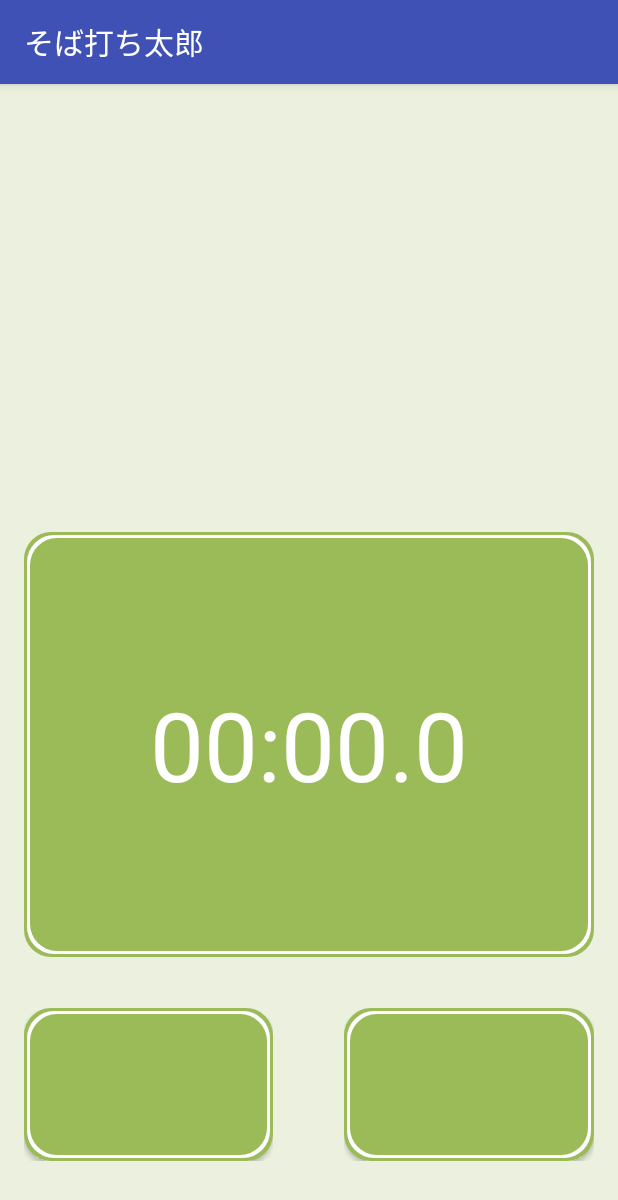
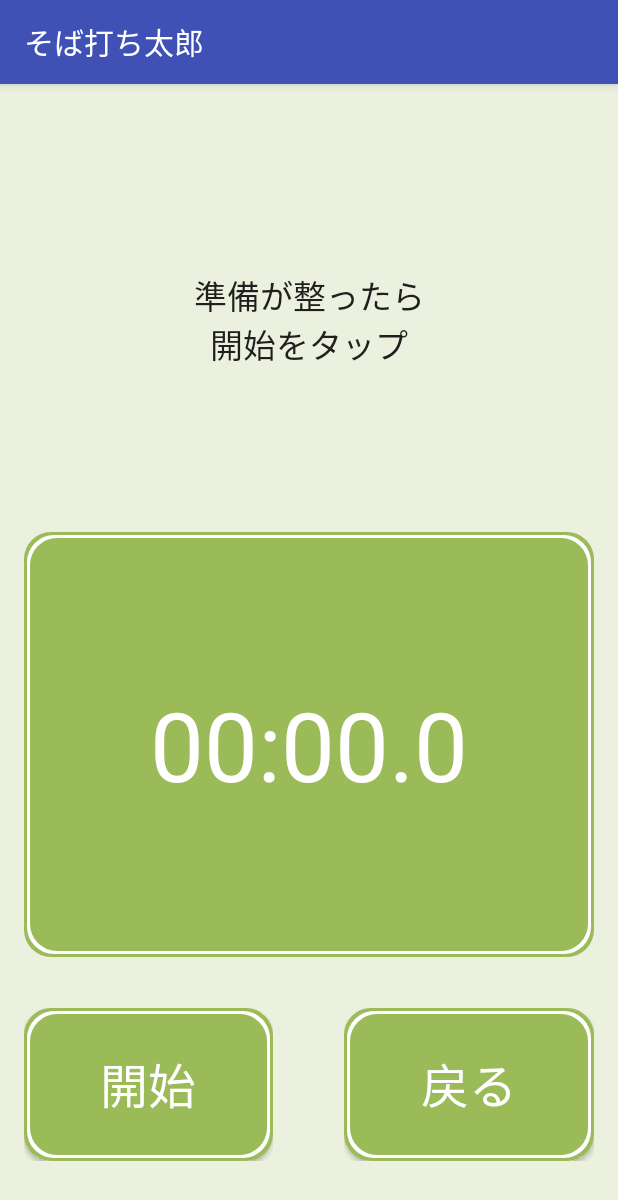
Before and after one commit to MayuOkuda/soba, an Android app: the TimerActivity screen opened directly, with no data from a screen before it, on a phone screen of 412 x 824 dp. Shown: the top 1200 px of the screen. Run offline under Robolectric (Android 15) with nearby library versions, the phone set to English and light mode, and no system bars.

```diff
--- a/Soba_ver1/app/src/main/java/com/wakakusa/soba_ver1/MenuActivity.java
+++ b/Soba_ver1/app/src/main/java/com/wakakusa/soba_ver1/MenuActivity.java
@@ -19,7 +19,7 @@ public class MenuActivity extends AppCompatActivity {
         button1.setOnClickListener(new View.OnClickListener() {
             @Override
             public void onClick(View v) {
-                Intent intent = new Intent(getApplication(), MenuActivity.class);
+                Intent intent = new Intent(getApplication(), MeasureActivity.class);
                 startActivity(intent);
             }
         });
--- a/Soba_ver1/app/src/main/java/com/wakakusa/soba_ver1/SobaProcess.java
+++ b/Soba_ver1/app/src/main/java/com/wakakusa/soba_ver1/SobaProcess.java
@@ -5,18 +5,18 @@ package com.wakakusa.soba_ver1;
  */
 public class SobaProcess {
 
-    final static String[] process = {"軽量","水回し", "捏ね","地延ばし", "丸出し", "四つ出し",
+    final static String[] process = {"計量","水回し", "捏ね","地延ばし", "丸出し", "四つ出し",
             "肉分け", "延し", "たたみ", "切り用意", "切り" ,"片付け"};
 
     //Timerが動く前の表示内容
-    static String timer_coment = "";
+    static String timer_coment = "準備が整ったら\n開始をタップ";
     //Timerが動く前のボタン
-    static String start_left = "";
-    static String start_right = "";
+    static String start_left = "開始";
+    static String start_right = "戻る";
 
     //Timerが動いている最中のボタン
-    static String run_left = "";
-    static String run_ringht = "";
+    static String run_left = "完了";
+    static String run_ringht = "中断";
 
     static String setTime(long i){
         long mm = i*100 / 1000 / 60;
--- a/Soba_ver1/app/src/main/java/com/wakakusa/soba_ver1/TimerActivity.java
+++ b/Soba_ver1/app/src/main/java/com/wakakusa/soba_ver1/TimerActivity.java
@@ -90,7 +90,8 @@ public class TimerActivity extends AppCompatActivity {
 
         //右側のボタンの処理
         stopButton = (Button) findViewById(R.id.stop);
-        stopButton.setText(SobaProcess.run_ringht);
+        stopButton.setText(SobaProcess.start_right);
+        final AlertDialog.Builder pose_builder= new AlertDialog.Builder(this);
         stopButton.setOnClickListener(new View.OnClickListener(){
             @Override
             public void onClick(View v) {
@@ -100,7 +101,6 @@ public class TimerActivity extends AppCompatActivity {
                     // Cancel
                     timer.cancel();
                     timer = null;
-                    AlertDialog.Builder pose_builder= new AlertDialog.Builder(getApplicationContext());
                     pose_builder.setMessage("計測を中断しますか？")
                             .setTitle("中断")
                             .setPositiveButton("はい",
@@ -117,7 +117,7 @@ public class TimerActivity extends AppCompatActivity {
                                     timerTask = new CountUpTimerTask();
                                     timer.schedule(timerTask, 0, 100);
 
-                                }}).show();
+                                }}).show().setCanceledOnTouchOutside(false);
 
                 } else {
                     finish();
--- a/Soba_ver1/app/src/main/java/com/wakakusa/soba_ver1/time_result.java
+++ b/Soba_ver1/app/src/main/java/com/wakakusa/soba_ver1/time_result.java
@@ -18,7 +18,8 @@ public class time_result extends AppCompatActivity {
         button1.setOnClickListener(new View.OnClickListener() {
             @Override
             public void onClick(View v) {
-                Intent intent = new Intent(getApplication(), MenuActivity.class);
+                Intent intent = new Intent(getApplication(), RecordScreenActivity.class);
+                intent.putExtra("recode_time",getIntent().getLongArrayExtra("recode_time"));
                 startActivity(intent);
             }
         });
@@ -28,7 +29,7 @@ public class time_result extends AppCompatActivity {
         button2.setOnClickListener(new View.OnClickListener() {
             @Override
             public void onClick(View v) {
-                Intent intent = new Intent(getApplication(), ReadDataActivity.class);
+                Intent intent = new Intent(getApplication(), MeasureActivity.class);
                 startActivity(intent);
             }
         });
```
Also changed, not shown: Soba_ver1/app/src/main/java/com/wakakusa/soba_ver1/MySQLiteHelper.java (+42 -32 lines), Soba_ver1/app/src/main/java/com/wakakusa/soba_ver1/RecordActivity.java (+28 -0 lines), Soba_ver1/app/src/main/java/com/wakakusa/soba_ver1/RecordScreenActivity.java (+34 -0 lines).
